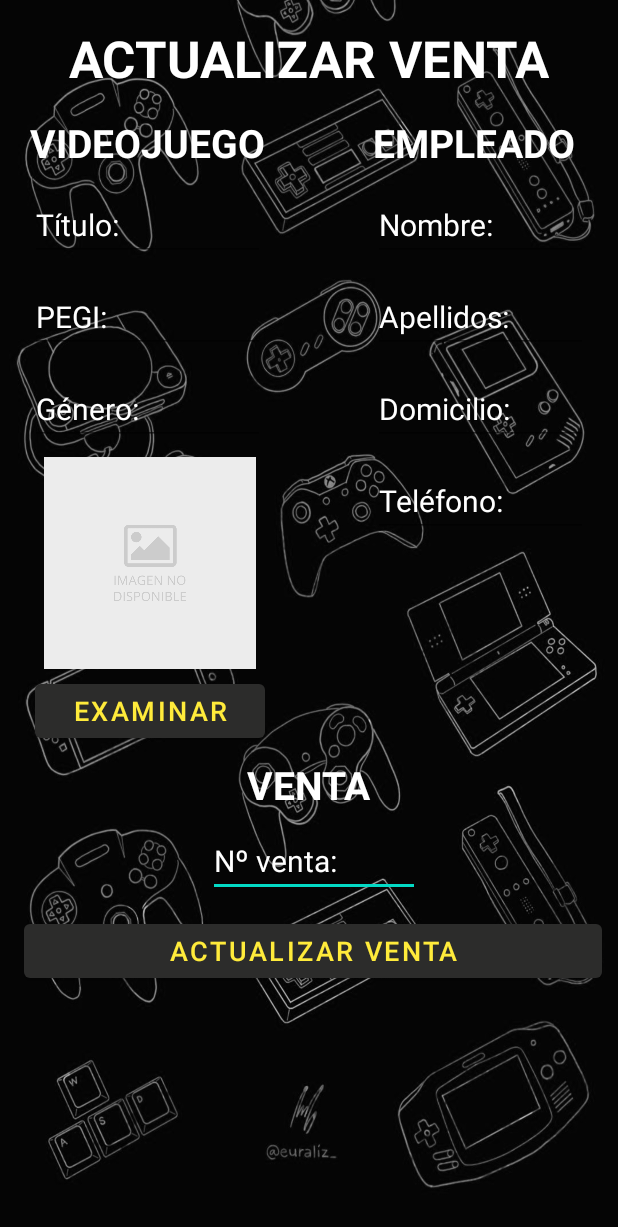
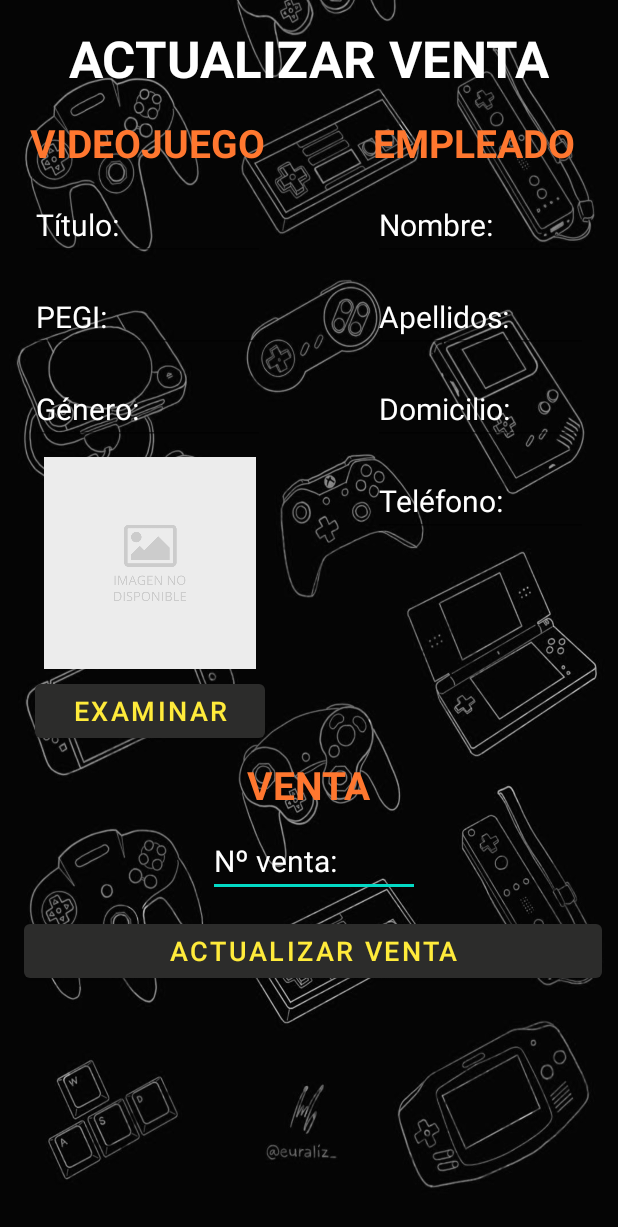
Before and after one commit to Dani1113/PROYECTO_FINAL_PMDM_DANIEL_CARMONA_SALAZAR, an Android app: the ActualizarVentaActivity2 screen opened directly, with no data from a screen before it, on a phone screen of 412 x 824 dp. Shown: the top 1227 px of the screen. Run offline under Robolectric (Android 15) with nearby library versions, the light colour scheme and no system bars.

Commit message:
Sesión 28/02/2021
- Cambios en diseño
- Cambios en modelo

NOTA: He creado el método de buscar información, pero creo que no lo he implementado bien, porque no me funciona correctamente, mi idea original era crear un activity para introducir un nombre de empleado y un título de videojuego (BuscarInfoActivity), para así mediante el método de buscar de los controladores y los modelos obtener los empleados y los videojuegos que se correspondan con el título y el nombre introducidos, para después enviar los objetos obtenidos como extras al activity BuscarInfoActivity2, sin embargo al obtener el intent, me aparece un error (recyclerview No adapter attached; skipping layout) y los RecyclerView no se cargan correctamente. El código planteado es el comentado de BuscarInfoActivity2 y el de BuscarInfoActivity.

```diff
--- a/app/src/main/res/layout/activity_actualizar_venta2.xml
+++ b/app/src/main/res/layout/activity_actualizar_venta2.xml
@@ -30,7 +30,7 @@
         android:layout_height="wrap_content"
         android:layout_marginTop="444dp"
         android:text="@string/venta"
-        android:textColor="@color/white"
+        android:textColor="#FF772F"
         android:textColorHint="@color/white"
         android:textSize="26sp"
         android:textStyle="bold"
@@ -60,7 +60,7 @@
         android:layout_marginEnd="20dp"
         android:layout_marginRight="20dp"
         android:text="@string/empleado"
-        android:textColor="@color/white"
+        android:textColor="#FF772F"
         android:textColorHint="@color/white"
         android:textSize="26sp"
         android:textStyle="bold"
@@ -75,7 +75,7 @@
         android:layout_marginLeft="20dp"
         android:layout_marginTop="16dp"
         android:text="@string/videojuego"
-        android:textColor="@color/white"
+        android:textColor="#FF772F"
         android:textColorHint="@color/white"
         android:textSize="26sp"
         android:textStyle="bold"
--- a/app/src/main/res/layout/activity_buscar_info2.xml
+++ b/app/src/main/res/layout/activity_buscar_info2.xml
@@ -16,7 +16,7 @@
         android:layout_marginRight="16dp"
         android:gravity="center"
         android:text="@string/empleados"
-        android:textColor="@color/white"
+        android:textColor="#28B5D8"
         android:textSize="25sp"
         android:textStyle="bold"
         app:layout_constraintEnd_toEndOf="parent"
@@ -27,7 +27,7 @@
         android:layout_width="wrap_content"
         android:layout_height="wrap_content"
         android:layout_marginTop="16dp"
-        android:text="@string/buscar_informacion"
+        android:text="@string/mostrar_informacion"
         android:textColor="@color/white"
         android:textSize="34sp"
         android:textStyle="bold"
@@ -95,7 +95,7 @@
         android:layout_marginTop="20dp"
         android:gravity="center"
         android:text="@string/videojuegos"
-        android:textColor="@color/white"
+        android:textColor="#28B5D8"
         android:textSize="25sp"
         android:textStyle="bold"
         app:layout_constraintStart_toStartOf="parent"
--- a/app/src/main/res/layout/activity_insertar_venta.xml
+++ b/app/src/main/res/layout/activity_insertar_venta.xml
@@ -107,7 +107,7 @@
         android:layout_marginEnd="20dp"
         android:layout_marginRight="20dp"
         android:text="@string/empleado"
-        android:textColor="@color/white"
+        android:textColor="#70F628"
         android:textSize="26sp"
         android:textStyle="bold"
         app:layout_constraintEnd_toEndOf="parent"
@@ -121,7 +121,7 @@
         android:layout_marginLeft="20dp"
         android:layout_marginTop="12dp"
         android:text="@string/videojuego"
-        android:textColor="@color/white"
+        android:textColor="#70F628"
         android:textSize="26sp"
         android:textStyle="bold"
         app:layout_constraintStart_toStartOf="parent"
@@ -197,7 +197,7 @@
         android:layout_height="wrap_content"
         android:layout_marginTop="448dp"
         android:text="@string/venta"
-        android:textColor="@color/white"
+        android:textColor="#70F628"
         android:textSize="26sp"
         android:textStyle="bold"
         app:layout_constraintEnd_toEndOf="parent"
--- a/app/src/main/res/layout/activity_main.xml
+++ b/app/src/main/res/layout/activity_main.xml
@@ -46,8 +46,8 @@
         android:layout_marginRight="15dp"
         android:gravity="center"
         android:text="@string/tienda_de_videojuegos"
-        android:textColor="@color/white"
-        android:textSize="32sp"
+        android:textColor="#6F91E8"
+        android:textSize="34sp"
         android:textStyle="bold"
         app:layout_constraintEnd_toEndOf="@+id/textView"
         app:layout_constraintHorizontal_bias="0.512"
--- a/app/src/main/res/layout/activity_menu.xml
+++ b/app/src/main/res/layout/activity_menu.xml
@@ -81,10 +81,10 @@
         android:layout_width="wrap_content"
         android:layout_height="wrap_content"
         android:layout_marginTop="34dp"
-        android:text="@string/buscar_informacion"
+        android:onClick="buscarInformación"
+        android:text="@string/mostrar_informacion"
         android:textColor="@color/colorLetraBotones"
         android:textSize="19sp"
-        android:onClick="buscarInformación"
         app:backgroundTint="@color/fondoBotones"
         app:layout_constraintEnd_toEndOf="@+id/btMostrarInformacion"
         app:layout_constraintStart_toStartOf="@+id/btMostrarInformacion"
--- a/app/src/main/res/layout/activity_mostrar_info_detalle_empleado.xml
+++ b/app/src/main/res/layout/activity_mostrar_info_detalle_empleado.xml
@@ -133,7 +133,7 @@
         android:layout_height="wrap_content"
         android:layout_marginTop="16dp"
         android:text="@string/informacion_en_detalle"
-        android:textColor="@color/white"
+        android:textColor="@color/colorLetraBotones"
         android:textSize="30sp"
         android:textStyle="bold"
         app:layout_constraintEnd_toEndOf="parent"
--- a/app/src/main/res/layout/activity_mostrar_info_detalle_videojuego.xml
+++ b/app/src/main/res/layout/activity_mostrar_info_detalle_videojuego.xml
@@ -13,7 +13,7 @@
         android:layout_height="wrap_content"
         android:layout_marginTop="16dp"
         android:text="@string/informacion_en_detalle"
-        android:textColor="@color/white"
+        android:textColor="@color/colorLetraBotones"
         android:textSize="30sp"
         android:textStyle="bold"
         app:layout_constraintEnd_toEndOf="parent"
--- a/app/src/main/res/layout/activity_mostrar_info_venta.xml
+++ b/app/src/main/res/layout/activity_mostrar_info_venta.xml
@@ -13,7 +13,7 @@
         android:layout_height="wrap_content"
         android:layout_marginTop="28dp"
         android:text="@string/mostrar_ventas"
-        android:textColor="@color/white"
+        android:textColor="@color/colorLetraBotones"
         android:textSize="34sp"
         android:textStyle="bold"
         app:layout_constraintEnd_toEndOf="parent"
--- a/app/src/main/res/layout/activity_mostrar_info_venta_detalle.xml
+++ b/app/src/main/res/layout/activity_mostrar_info_venta_detalle.xml
@@ -53,7 +53,7 @@
         android:layout_marginEnd="48dp"
         android:layout_marginRight="48dp"
         android:text="@string/empleado"
-        android:textColor="@color/white"
+        android:textColor="#FF0000"
         android:textSize="22sp"
         android:textStyle="bold"
         app:layout_constraintEnd_toEndOf="parent"
@@ -67,7 +67,7 @@
         android:layout_marginLeft="48dp"
         android:layout_marginTop="24dp"
         android:text="@string/videojuego"
-        android:textColor="@color/white"
+        android:textColor="#FF0000"
         android:textSize="22sp"
         android:textStyle="bold"
         app:layout_constraintStart_toStartOf="parent"
```
Also changed, not shown: 2 other files.
